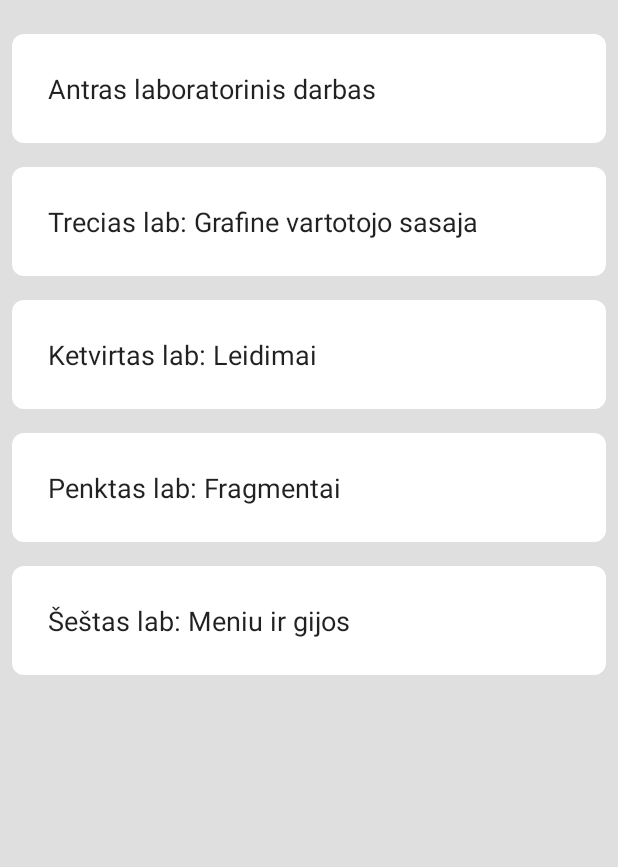
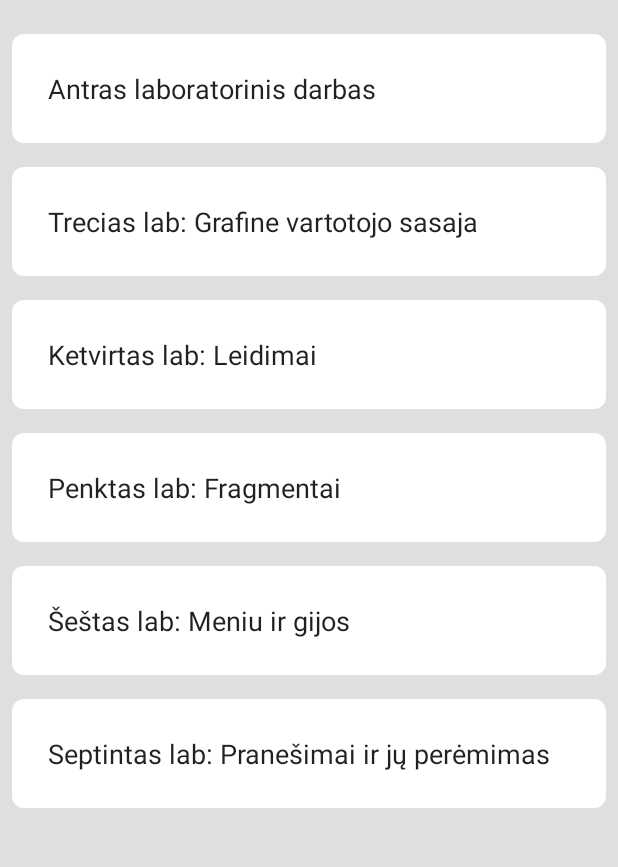
Before and after one commit to gsamsonas/mobiliuju-programavimas, an Android app: the screen it shows after launch (MainActivity), on a phone screen of 412 x 824 dp, the part 62-929 px from its top. Run offline under Robolectric (Android 15) with nearby library versions, the phone set to English and light mode, and no system bars; our stand-ins replace Dagger/Hilt's generated code, Timber, data binding, navigation-ui.

Commit message:
add battery notification fragment

```diff
--- a/app/src/main/java/com/gsamsonas/mobiliujuprogramavimas/core/TheApplication.kt
+++ b/app/src/main/java/com/gsamsonas/mobiliujuprogramavimas/core/TheApplication.kt
@@ -1,9 +1,13 @@
 package com.gsamsonas.mobiliujuprogramavimas.core
 
 import android.app.Application
+import android.app.NotificationChannel
+import android.app.NotificationManager
 import com.gsamsonas.mobiliujuprogramavimas.BuildConfig
 import dagger.hilt.android.HiltAndroidApp
 import timber.log.Timber
+
+const val BATTERY_NOTIFICATION_CHANNEL = "BATTERY_NOTIFICATION_CHANNEL"
 
 @HiltAndroidApp
 class TheApplication : Application() {
@@ -13,5 +17,8 @@ class TheApplication : Application() {
         if (BuildConfig.DEBUG) {
             Timber.plant(Timber.DebugTree())
         }
+        val service = getSystemService(NOTIFICATION_SERVICE) as? NotificationManager
+        val notificationChannel = NotificationChannel("BATTERY_NOTIFICATION_CHANNEL", "Battery", NotificationManager.IMPORTANCE_HIGH)
+        service?.createNotificationChannel(notificationChannel)
     }
 }
--- a/app/src/main/java/com/gsamsonas/mobiliujuprogramavimas/fragments/MainFragment.kt
+++ b/app/src/main/java/com/gsamsonas/mobiliujuprogramavimas/fragments/MainFragment.kt
@@ -42,6 +42,9 @@ class MainFragment : Fragment() {
             },
             Pair("Šeštas lab: Meniu ir gijos") {
                 findNavController().navigate(MainFragmentDirections.actionMainFragmentToMenuAndThreadsFragment())
+            },
+            Pair("Septintas lab: Pranešimai ir jų perėmimas") {
+                findNavController().navigate(MainFragmentDirections.actionMainFragmentToBatteryNotificationFragment())
             }
         ))
     }
--- a/app/src/main/res/navigation/navigation_main.xml
+++ b/app/src/main/res/navigation/navigation_main.xml
@@ -25,6 +25,9 @@
         <action
             android:id="@+id/action_mainFragment_to_menuAndThreadsFragment"
             app:destination="@id/menuAndThreadsFragment" />
+        <action
+            android:id="@+id/action_mainFragment_to_batteryNotificationFragment"
+            app:destination="@id/batteryNotificationFragment" />
     </fragment>
     <fragment
         android:id="@+id/dynamicTextFragment"
@@ -64,4 +67,9 @@
         android:name="com.gsamsonas.mobiliujuprogramavimas.fragments.MenuAndThreadsFragment"
         android:label="Meniu ir gijos"
         tools:layout="@layout/fragment_menu_and_threads"/>
+    <fragment
+        android:id="@+id/batteryNotificationFragment"
+        android:name="com.gsamsonas.mobiliujuprogramavimas.fragments.BatteryNotificationFragment"
+        android:label="Pranešimai ir jų perėmimas"
+        tools:layout="@layout/fragment_battery_notification"/>
 </navigation>
```
Also changed, not shown: app/src/main/java/com/gsamsonas/mobiliujuprogramavimas/fragments/BatteryNotificationFragment.kt (added, +94 -0 lines), app/src/main/res/layout/fragment_battery_notification.xml (added, +15 -0 lines).
